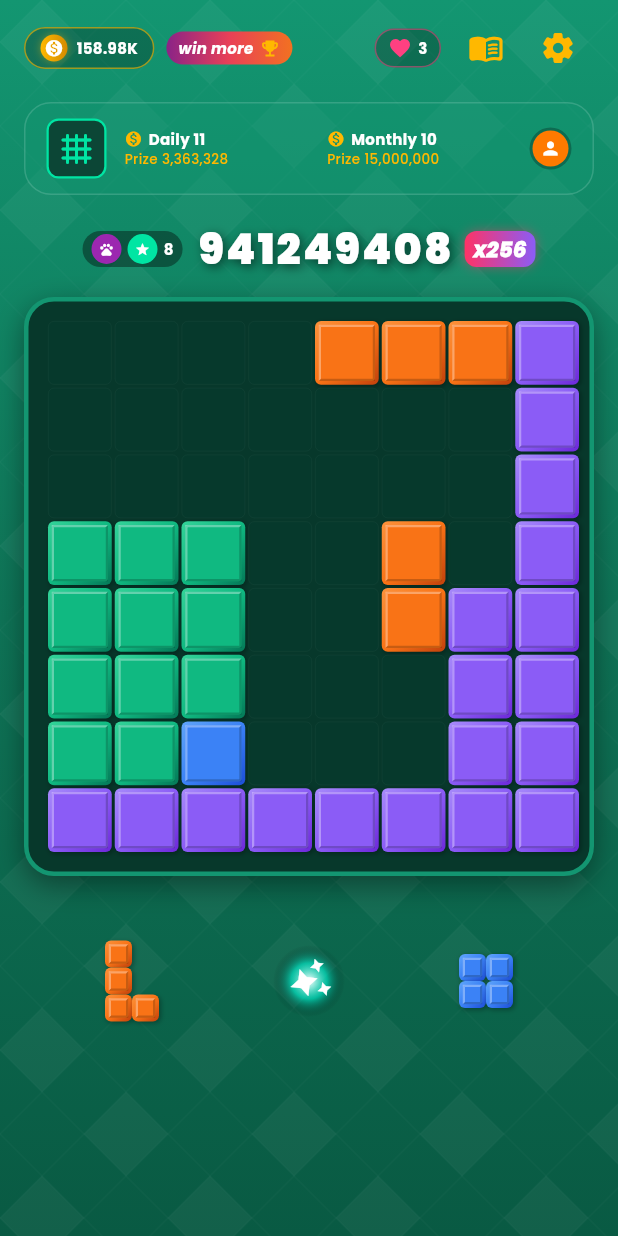
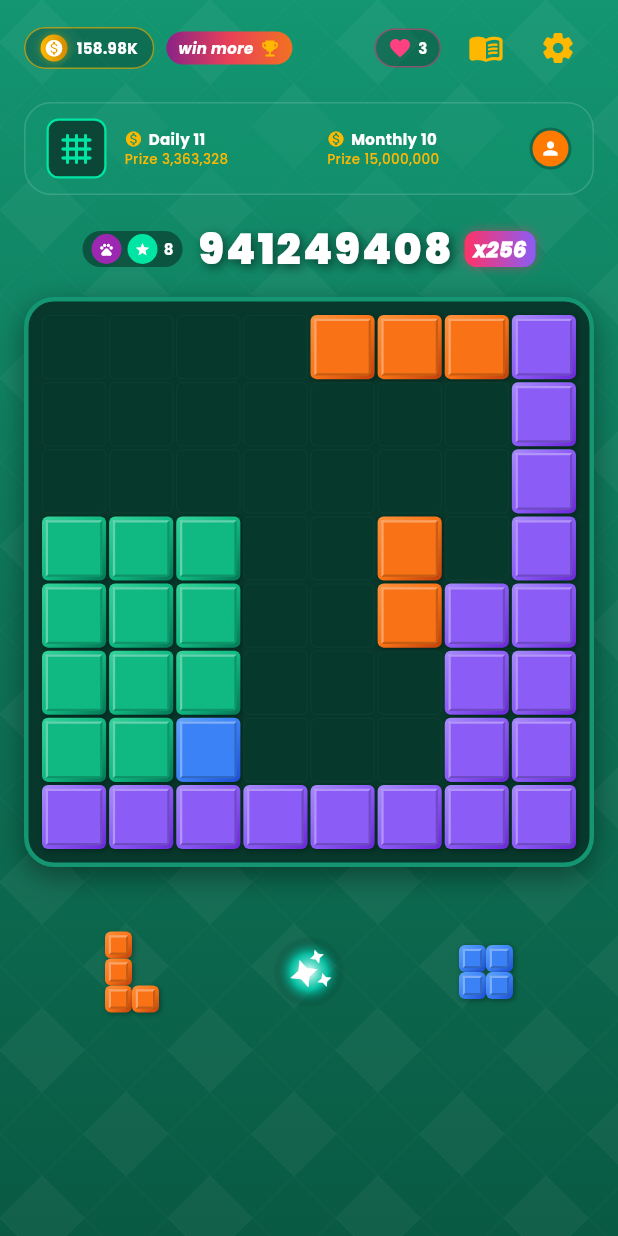
Before and after one commit to Atik-Tanvir/Royal_chat, a Flutter app: the GamesTabPage widget shown alone on an empty page, opened directly, on a phone screen of 412 x 824 dp. Run offline on Flutter 3.47's test engine with Material 3 defaults, Android fonts, the phone set to English and light mode, and no system bars; our stand-ins replace cached_network_image, equatable, flutter_bloc, google_fonts; network calls fail.

Commit message:
fix(android): upgrade Gradle to 8.14, AGP to 8.12, enable AndroidX and make game board responsive

```diff
--- a/lib/features/games/presentation/pages/games_tab_page.dart
+++ b/lib/features/games/presentation/pages/games_tab_page.dart
@@ -293,10 +293,12 @@ class _GamesTabPageState extends State<GamesTabPage> with SingleTickerProviderSt
   }
 
   Widget _buildGameGrid(BuildContext context, BlockMeState state) {
-    const double boardPadding = 12.0;
-    final screenWidth = MediaQuery.of(context).size.width - 32;
-    final gridWidth = screenWidth - (boardPadding * 2);
-    final cellSize = gridWidth / 8.0;
+    return LayoutBuilder(
+      builder: (context, constraints) {
+        const double boardPadding = 8.0;
+        const double borderWidth = 3.0;
+        final availableWidth = constraints.maxWidth - (boardPadding * 2) - (borderWidth * 2);
+        final cellSize = (availableWidth / 8.0);
 
         return Container(
           padding: const EdgeInsets.all(boardPadding),
@@ -305,7 +307,7 @@ class _GamesTabPageState extends State<GamesTabPage> with SingleTickerProviderSt
             borderRadius: BorderRadius.circular(20),
             border: Border.all(
               color: const Color(0xFF139671),
-          width: 3,
+              width: borderWidth,
             ),
             boxShadow: [
               BoxShadow(
@@ -316,12 +318,11 @@ class _GamesTabPageState extends State<GamesTabPage> with SingleTickerProviderSt
             ],
           ),
           child: Column(
-        children: [
-          // 8x8 Grid
-          Column(
+            mainAxisSize: MainAxisSize.min,
             children: List.generate(8, (r) {
               return Row(
                 mainAxisAlignment: MainAxisAlignment.center,
+                mainAxisSize: MainAxisSize.min,
                 children: List.generate(8, (c) {
                   final block = state.grid[r][c];
                   return GestureDetector(
@@ -348,8 +349,8 @@ class _GamesTabPageState extends State<GamesTabPage> with SingleTickerProviderSt
               );
             }),
           ),
-        ],
-      ),
+        );
+      },
     );
   }
 
```
Also changed, not shown: 3 other files. Lines whose indentation alone changed are shown as unchanged.
